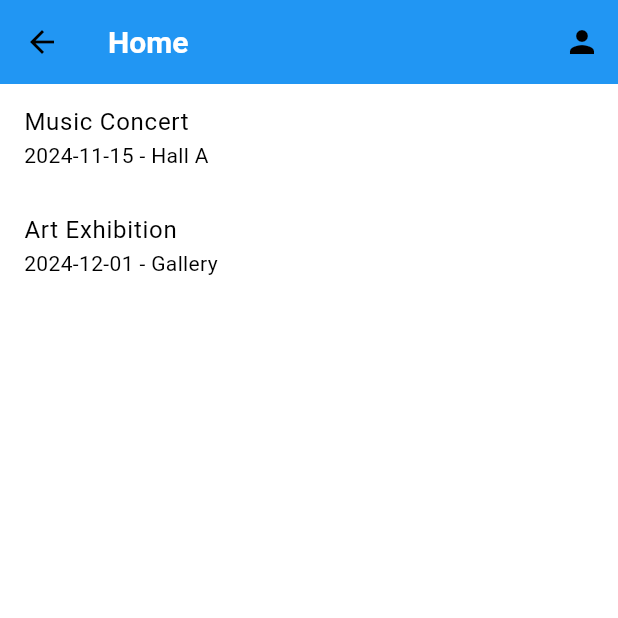
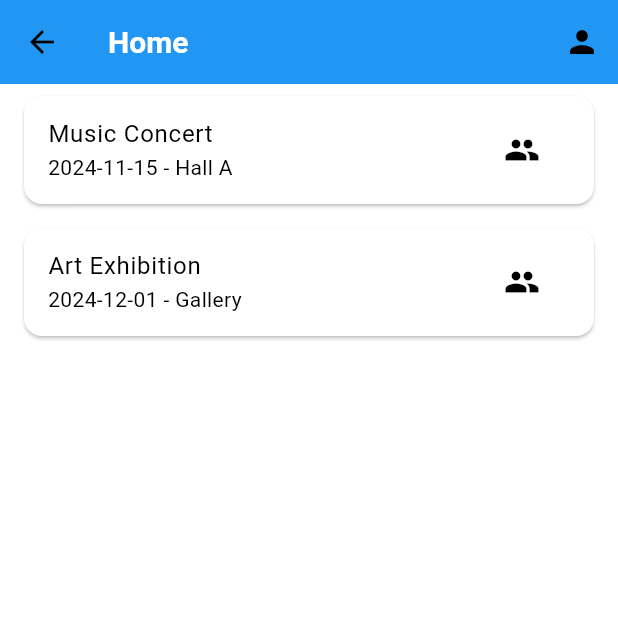
Before and after one commit to niweshsah/DP_project_backend, a Flutter app: the HomePage screen opened by its route, on a phone screen of 412 x 824 dp, the top half of it. Run offline on Flutter 3.47's test engine with Material 3 defaults, Android fonts, the phone set to English and light mode, and no system bars.

Commit message:
Update home_page.dart

```diff
--- a/dp_frontend/lib/screens/home_page.dart
+++ b/dp_frontend/lib/screens/home_page.dart
@@ -3,6 +3,7 @@
 import 'package:flutter/material.dart';
 import 'event_details_page.dart';
 import '../models/user.dart';
+import 'attendees_page.dart'; // New import for attendees page
 
 class HomePage extends StatelessWidget {
   final List<Map<String, String>> events = [
@@ -19,7 +20,7 @@ class HomePage extends StatelessWidget {
           IconButton(
             icon: Icon(Icons.person),
             onPressed: () {
-              final user = User(username: 'SampleUser', email: 'user@example.com',password: 'password123');
+              final user = User(username: 'SampleUser', email: 'user@example.com', password: 'password123');
               Navigator.pushNamed(context, '/profile', arguments: user);
             },
           ),
@@ -29,7 +30,9 @@ class HomePage extends StatelessWidget {
         itemCount: events.length,
         itemBuilder: (context, index) {
           final event = events[index];
-          return ListTile(
+          return Card(
+            margin: EdgeInsets.symmetric(vertical: 8, horizontal: 16),
+            child: ListTile(
               title: Text(event['title']!),
               subtitle: Text('${event['date']} - ${event['location']}'),
               onTap: () {
@@ -40,6 +43,19 @@ class HomePage extends StatelessWidget {
                   ),
                 );
               },
+              trailing: IconButton(
+                icon: Icon(Icons.people),
+                tooltip: 'View Attendees',
+                onPressed: () {
+                  Navigator.push(
+                    context,
+                    MaterialPageRoute(
+                      builder: (context) => AttendeesPage(eventTitle: event['title']!),
+                    ),
+                  );
+                },
+              ),
+            ),
           );
         },
       ),
```
Lines whose indentation alone changed are shown as unchanged.
